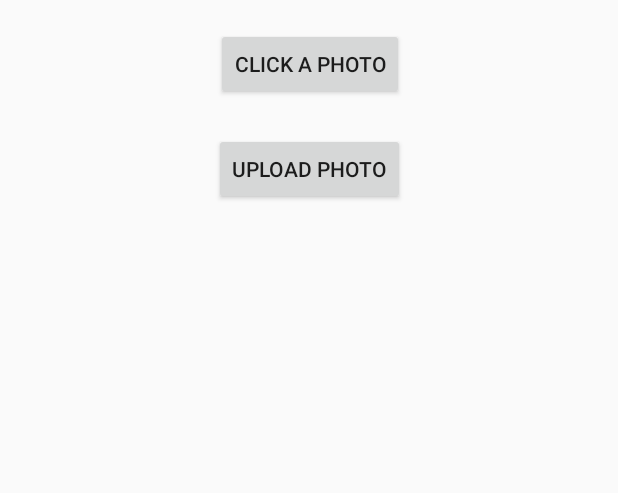
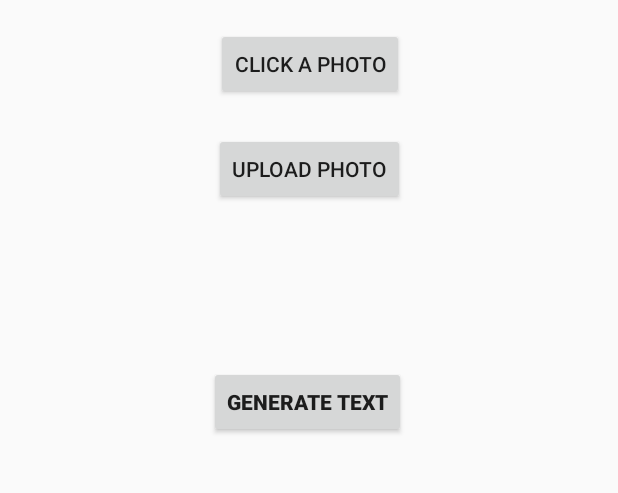
Before and after one commit to Priybhanu99/Prescription_Parser, an Android app: the screen it shows after launch (MainActivity), on a phone screen of 412 x 824 dp, the part 512-1005 px from its top. Run offline under Robolectric (Android 15) with nearby library versions, the phone set to English and light mode, and no system bars; libraries missing offline, so code that uses them is left out: com.chaquo.python, com.google.firebase.ml.

Commit message:
Added new activity for generating details

```diff
--- a/Android App/app/src/main/java/com/example/ocr/MainActivity.kt
+++ b/Android App/app/src/main/java/com/example/ocr/MainActivity.kt
@@ -15,6 +15,7 @@ import com.chaquo.python.android.AndroidPlatform
 import com.google.firebase.ml.vision.FirebaseVision
 import com.google.firebase.ml.vision.common.FirebaseVisionImage
 import com.google.firebase.ml.vision.text.FirebaseVisionText
+import kotlinx.android.synthetic.main.activity_generate__text.*
 import kotlinx.android.synthetic.main.activity_main.*
 
 
@@ -77,8 +78,10 @@ class MainActivity : AppCompatActivity() {
 
             val imageUri: Uri? = data?.data
             val bitmap = MediaStore.Images.Media.getBitmap(this.contentResolver, imageUri)
+            Log.i("MainActivity","hello1")
+            val firebaseVisionImage = FirebaseVisionImage.fromBitmap(bitmap)
+            Log.i("MainActivity","hello2")
 
-            val firebaseVisionImage = FirebaseVisionImage.fromBitmap(bitmap)
             val firebaseVisionTextRecognizer= FirebaseVision.getInstance().onDeviceTextRecognizer
             firebaseVisionTextRecognizer.processImage(firebaseVisionImage).addOnSuccessListener(
             )
@@ -93,6 +96,7 @@ class MainActivity : AppCompatActivity() {
 
     private fun processTextRecognition(text: FirebaseVisionText) {
 
+        Log.i("MainActivity","here")
         text_from_image.text = ""
         val textBlock: List<FirebaseVisionText.TextBlock> = text.textBlocks
         if (textBlock.isEmpty()) {
--- a/Android App/app/src/main/res/layout/activity_main.xml
+++ b/Android App/app/src/main/res/layout/activity_main.xml
@@ -28,26 +28,7 @@
         app:layout_constraintStart_toStartOf="parent"
         app:layout_constraintTop_toBottomOf="@+id/click_id" />
 
-    <ScrollView
-        android:layout_width="412dp"
-        android:layout_height="305dp"
-        android:layout_marginStart="1dp"
-        android:layout_marginLeft="1dp"
-        android:layout_marginTop="19dp"
-        app:layout_constraintStart_toStartOf="parent"
-        app:layout_constraintTop_toBottomOf="@+id/upload_id">
 
-        <LinearLayout
-            android:layout_width="match_parent"
-            android:layout_height="wrap_content"
-            android:orientation="vertical">
-
-            <TextView
-                android:id="@+id/text_from_image"
-                android:layout_width="match_parent"
-                android:layout_height="wrap_content" />
-        </LinearLayout>
-    </ScrollView>
 
     <ImageView
         android:id="@+id/imageView"
@@ -60,4 +41,15 @@
         app:layout_constraintTop_toTopOf="parent"
         android:src="@mipmap/ic_launcher" />
 
+    <Button
+        android:id="@+id/generate_text_bttn"
+        android:layout_width="wrap_content"
+        android:layout_height="wrap_content"
+        android:layout_marginStart="139dp"
+        android:layout_marginTop="107dp"
+        android:text="Generate Text"
+        android:textStyle="bold"
+        app:layout_constraintStart_toStartOf="parent"
+        app:layout_constraintTop_toBottomOf="@+id/upload_id" />
+
 </androidx.constraintlayout.widget.ConstraintLayout>
```
Also changed, not shown: Android App/app/src/main/AndroidManifest.xml (+6 -1 lines), Android App/app/src/main/java/com/example/ocr/Generate_Text.kt (added, +11 -0 lines), Android App/app/src/main/res/layout/activity_generate__text.xml (added, +45 -0 lines).
